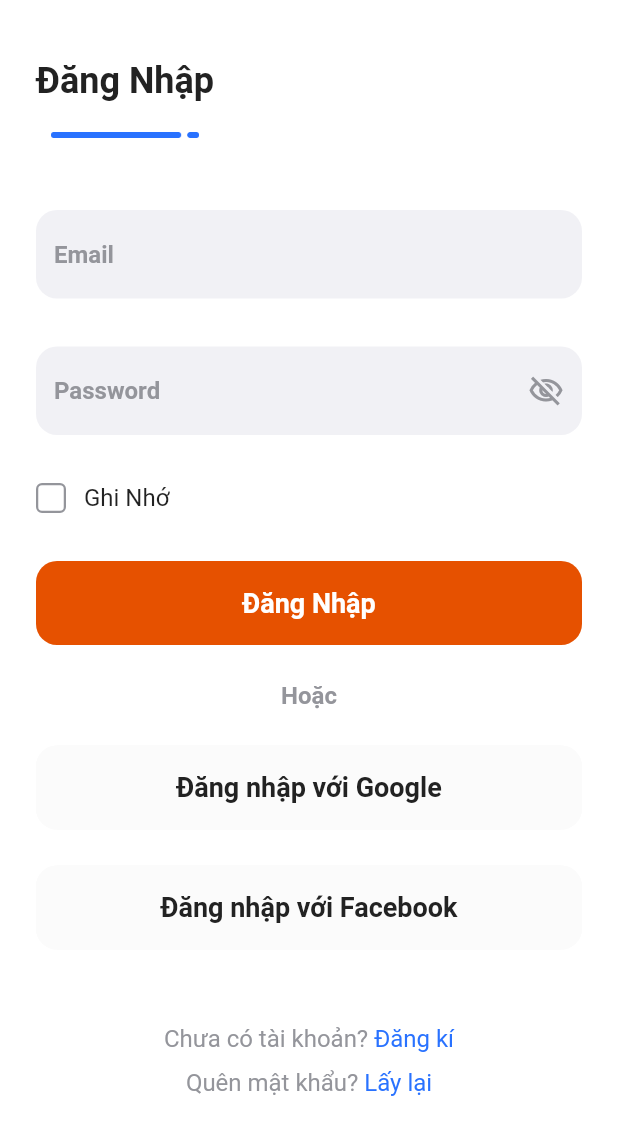
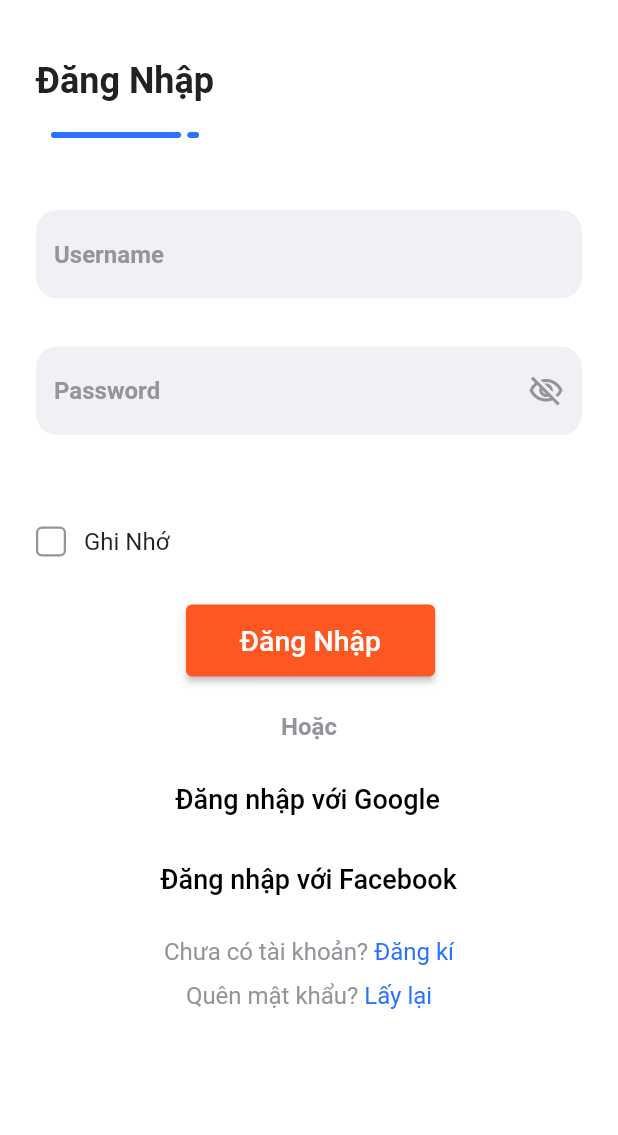
Before and after one commit to congvo0412/DoAnLTDD, a Flutter app: the LoginScreen screen opened directly, on a phone screen of 412 x 824 dp. Shown: the top 1135 px of the screen. Run offline on Flutter 3.47's test engine with Material 2 defaults, Android fonts, the phone set to English and light mode, and no system bars; our stand-ins replace readmore.

Commit message:
add login, register, logout

```diff
--- a/lib/screens/home.dart
+++ b/lib/screens/home.dart
@@ -152,7 +152,7 @@ class _HomePageDetayState extends State<HomePageDetay> {
                   child: Column(
                             children:[
                               Divider(color: Colors.black),
-                              Text("Sản Phẩm Bán Chạy",
+                              Text("Sản Phẩm Nổi Bật",
                               textAlign: TextAlign.left,
                               style: TextStyle(fontSize:15,
                                               fontWeight: FontWeight.bold),
--- a/lib/screens/login.dart
+++ b/lib/screens/login.dart
@@ -1,9 +1,12 @@
+import 'dart:convert';
 import 'package:flutter/material.dart';
 import '../screens/register.dart';
 import '../widgets/custom_checkbox.dart';
 import '../widgets/forgot_screen.dart';
 import '../widgets/primary_btn.dart';
+import 'package:http/http.dart' as http;
 import 'theme.dart';
+
 
 class LoginScreen extends StatefulWidget {
   const LoginScreen({Key? key}) : super(key: key);
@@ -13,6 +16,32 @@ class LoginScreen extends StatefulWidget {
 
 class _LoginScreenState extends State<LoginScreen> {
   bool passwordVisible = false;
+  TextEditingController user = TextEditingController();
+  TextEditingController pass = TextEditingController();
+  String msg ='';
+  String username ='';
+
+  Future _login() async {
+    var url = Uri.parse("http://192.168.1.48/userdata/login.php");
+    var response = await http.post(url, body: {
+      "username": user.text,
+      "password": pass.text,
+    });
+    var dataUser = json.decode(response.body);
+    if(dataUser == "Error")
+     {
+       setState((){
+         msg ="Sai tài khoản hoặc mật khẩu";
+       });
+     }
+     else{
+       Navigator.pushNamed(context, '/homepage');
+       setState(() {
+          username = dataUser[0]['username'];
+          });
+     }
+     return dataUser;
+  }
   void togglePassword() {
     setState(() {
       passwordVisible = !passwordVisible;
@@ -59,8 +88,9 @@ class _LoginScreenState extends State<LoginScreen> {
                         borderRadius: BorderRadius.circular(14.0),
                       ),
                       child: TextFormField(
+                        controller:user,
                         decoration: InputDecoration(
-                          hintText: 'Email',
+                          hintText: 'Username',
                           hintStyle: heading6.copyWith(color: textGrey),
                           border: OutlineInputBorder(
                             borderSide: BorderSide.none,
@@ -77,6 +107,7 @@ class _LoginScreenState extends State<LoginScreen> {
                         borderRadius: BorderRadius.circular(14.0),
                       ),
                       child: TextFormField(
+                        controller:pass,
                         obscureText: !passwordVisible,
                         decoration: InputDecoration(
                           hintText: 'Password',
@@ -99,7 +130,11 @@ class _LoginScreenState extends State<LoginScreen> {
                 ),
               ),
               SizedBox(
-                height: 32,
+                height: 20,
+              ),
+              Text(msg, style: TextStyle(fontSize:18,color:Colors.red)),
+              SizedBox(
+                height: 20,
               ),
               Row(
                 mainAxisAlignment: MainAxisAlignment.start,
@@ -114,10 +149,19 @@ class _LoginScreenState extends State<LoginScreen> {
               SizedBox(
                 height: 32,
               ),
-              CustomPrimaryButton(
-                buttonColor: Colors.orange.shade900,
-                textValue: 'Đăng Nhập',
-                textColor: Colors.white,
+              Padding(
+                padding:EdgeInsets.only(left:100),
+                child: ElevatedButton(
+                  style: ElevatedButton.styleFrom(primary: Colors.deepOrange,),
+                  child: Padding(
+                    padding: EdgeInsets.fromLTRB(20, 13, 20, 13),
+                    child: Text("Đăng Nhập",
+                          style:TextStyle(fontSize:19,)),
+                  ),
+                  onPressed: (){
+                    _login();
+                  },
+                ),
               ),
               SizedBox(
                 height: 24,
@@ -129,23 +173,31 @@ class _LoginScreenState extends State<LoginScreen> {
                 ),
               ),
               SizedBox(
-                height: 24,
+                height: 15,
               ),
-              CustomPrimaryButton(
-                buttonColor: Color(0xfffbfbfb),
-                textValue: 'Đăng nhập với Google',
-                textColor: textBlack,
+              Padding(
+                padding: EdgeInsets.only(left:85),
+                child: TextButton(
+                        onPressed: () {},
+                        child: Text(
+                          "Đăng nhập với Google",
+                          style: TextStyle(fontSize: 18, color: Colors.black),
+                        )),
               ),
               SizedBox(
-                height: 24,
+                height: 5,
               ),
-              CustomPrimaryButton(
-                buttonColor: Color(0xfffbfbfb),
-                textValue: 'Đăng nhập với Facebook',
-                textColor: textBlack,
+              Padding(
+                padding: EdgeInsets.only(left:75),
+                child: TextButton(
+                        onPressed: () {},
+                        child: Text(
+                          "Đăng nhập với Facebook",
+                          style: TextStyle(fontSize: 18, color: Colors.black),
+                        )),
               ),
               SizedBox(
-                height: 50,
+                height: 15,
               ),
               Row(
                 mainAxisAlignment: MainAxisAlignment.center,
--- a/pubspec.yaml
+++ b/pubspec.yaml
@@ -29,6 +29,8 @@ environment:
 dependencies:
   flutter:
     sdk: flutter
+  http: ^0.13.4
+  fluttertoast: any
   dropdown_button2: ^1.0.0
   readmore: ^2.0.2
 
```
Also changed, not shown: lib/main.dart (+6 -5 lines), lib/models/product_model.dart (+10 -0 lines), lib/screens/account.dart (+21 -2 lines), lib/screens/cart.dart (+27 -16 lines), lib/screens/checkout_success.dart (+6 -1 lines), lib/screens/product_details.dart (+30 -12 lines), lib/screens/register.dart (+52 -36 lines), pubspec.lock.
